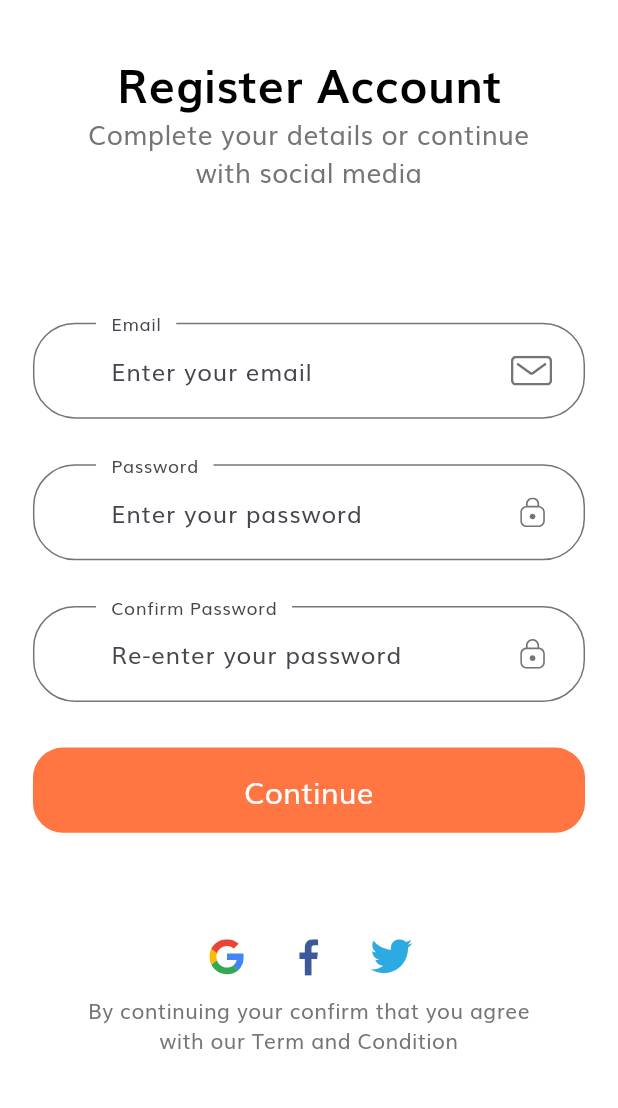
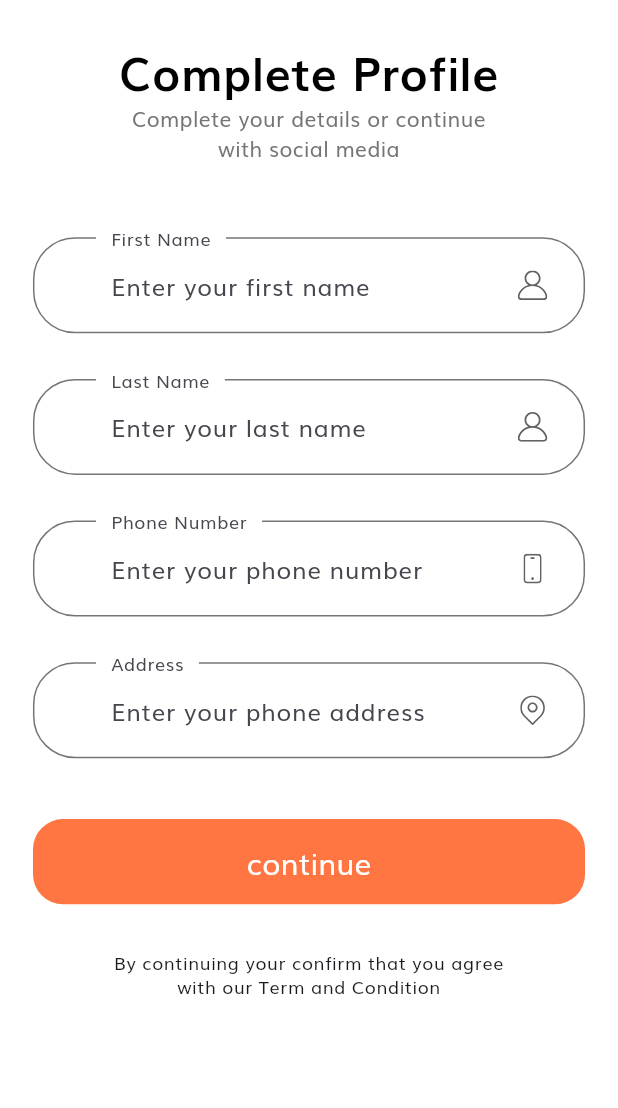
Before and after one commit to shaikhmoin/FlutterSample, a Flutter app: the SignupScreen screen opened by its route, after a tap on "Continue", on a phone screen of 412 x 824 dp, the part 84-1192 px from its top. Run offline on Flutter 3.47's test engine with Material 2 defaults, Android fonts, the phone set to English and light mode, and no system bars; our stand-ins replace flutter_svg; Roboto replaces fonts that are missing (OpenSans).

Commit message:
Signui flow completed

```diff
--- /dev/null
+++ b/firstfluttervscodeproj/lib/components/form_error.dart
@@ -0,0 +1,36 @@
+import 'package:firstfluttervscodeproj/size_config.dart';
+import 'package:flutter/material.dart';
+import 'package:flutter_svg/svg.dart';
+
+class FormError extends StatelessWidget {
+  const FormError({
+    Key? key,
+    required this.errors,
+  }) : super(key: key);
+
+  final List<String?> errors;
+
+  @override
+  Widget build(BuildContext context) {
+    return Column(
+      children: List.generate(
+          errors.length, (index) => formErrorText(error: errors[index]!)),
+    );
+  }
+
+  Row formErrorText({required String error}) {
+    return Row(
+      children: [
+        SvgPicture.asset(
+          "assets/icons/Error.svg",
+          height: getProportionateScreenWidth(14),
+          width: getProportionateScreenWidth(14),
+        ),
+        SizedBox(
+          width: getProportionateScreenWidth(10),
+        ),
+        Text(error),
+      ],
+    );
+  }
+}
--- a/firstfluttervscodeproj/lib/components/social_card.dart
+++ b/firstfluttervscodeproj/lib/components/social_card.dart
@@ -1,3 +1,5 @@
+// ignore_for_file: prefer_const_constructors
+
 import 'package:firstfluttervscodeproj/size_config.dart';
 import 'package:flutter/material.dart';
 import 'package:flutter_svg/svg.dart';
--- a/firstfluttervscodeproj/lib/constants.dart
+++ b/firstfluttervscodeproj/lib/constants.dart
@@ -18,3 +18,17 @@ final headingStyle = TextStyle(
   fontSize: getProportionateScreenWidth(28),
   fontWeight: FontWeight.bold,
 );
+
+const defaultDuration = Duration(milliseconds: 250);
+
+// Form Error
+// final RegExp emailValidatorRegExp =
+//     RegExp(r"^[a-zA-Z0-9.]+@[a-zA-Z0-9]+\.[a-zA-Z]+");
+// const String kEmailNullError = "Please Enter your email";
+// const String kInvalidEmailError = "Please Enter Valid Email";
+// const String kPassNullError = "Please Enter your password";
+// const String kShortPassError = "Password is too short";
+// const String kMatchPassError = "Passwords don't match";
+// const String kNamelNullError = "Please Enter your name";
+// const String kPhoneNumberNullError = "Please Enter your phone number";
+// const String kAddressNullError = "Please Enter your address";
--- a/firstfluttervscodeproj/lib/routes.dart
+++ b/firstfluttervscodeproj/lib/routes.dart
@@ -1,5 +1,6 @@
 // ignore_for_file: prefer_const_constructors
 
+import 'package:firstfluttervscodeproj/screens/completeprofile/complete_profile_screen.dart';
 import 'package:firstfluttervscodeproj/screens/forgotpassword/forgot_password_screen.dart';
 import 'package:firstfluttervscodeproj/screens/loginsuccess/login_success_screen.dart';
 import 'package:firstfluttervscodeproj/screens/signIn/sign_in_screen.dart';
@@ -15,4 +16,5 @@ final Map<String, WidgetBuilder> routes = {
   SignupScreen.routeName: (context) => SignupScreen(),
   ForgotPasswordScreen.routeName: (context) => ForgotPasswordScreen(),
   LoginSuccessScreen.routeName: (context) => LoginSuccessScreen(),
+  CompleteProfileScreen.routeName: (context) => CompleteProfileScreen(),
 };
--- /dev/null
+++ b/firstfluttervscodeproj/lib/screens/completeprofile/complete_profile_screen.dart
@@ -0,0 +1,29 @@
+// ignore_for_file: prefer_const_constructors, use_key_in_widget_constructors
+
+import 'package:firstfluttervscodeproj/screens/completeprofile/components/body.dart';
+import 'package:flutter/material.dart';
+
+class CompleteProfileScreen extends StatefulWidget {
+    static String routeName = "/complete_profile";
+
+  @override
+  State<CompleteProfileScreen> createState() => _CompleteProfileScreenState();
+}
+
+class _CompleteProfileScreenState extends State<CompleteProfileScreen> {
+  @override
+  Widget build(BuildContext context) {
+      return Scaffold(
+      appBar: AppBar(
+        title: Text("Sign Up"),
+        leading: InkWell(
+            onTap: () {
+              FocusManager.instance.primaryFocus?.unfocus();
+              Navigator.of(context).pop();
+            },
+            child: Icon(Icons.arrow_back)),
+      ),
+      body: BodyCompleteprofile(),
+    );
+  }
+}
--- /dev/null
+++ b/firstfluttervscodeproj/lib/screens/completeprofile/components/body.dart
@@ -0,0 +1,48 @@
+// ignore_for_file: prefer_const_constructors
+
+import 'package:firstfluttervscodeproj/constants.dart';
+import 'package:firstfluttervscodeproj/screens/completeprofile/components/complete_profile_form.dart';
+import 'package:firstfluttervscodeproj/size_config.dart';
+import 'package:flutter/material.dart';
+
+class BodyCompleteprofile extends StatefulWidget {
+  const BodyCompleteprofile({super.key});
+
+  @override
+  State<BodyCompleteprofile> createState() => _BodyCompleteprofileState();
+}
+
+class _BodyCompleteprofileState extends State<BodyCompleteprofile> {
+  @override
+  Widget build(BuildContext context) {
+       return SafeArea(
+      child: SizedBox(
+        width: double.infinity,
+        child: Padding(
+          padding:
+              EdgeInsets.symmetric(horizontal: getProportionateScreenWidth(20)),
+          child: SingleChildScrollView(
+            child: Column(
+              children: [
+                SizedBox(height: SizeConfig.screenHeight * 0.03),
+                Text("Complete Profile", style: headingStyle),
+                Text(
+                  "Complete your details or continue  \nwith social media",
+                  textAlign: TextAlign.center,
+                ),
+                SizedBox(height: SizeConfig.screenHeight * 0.06),
+                CompleteProfileForm(),
+                SizedBox(height: getProportionateScreenHeight(30)),
+                Text(
+                  "By continuing your confirm that you agree \nwith our Term and Condition",
+                  textAlign: TextAlign.center,
+                  style: Theme.of(context).textTheme.caption,
+                ),
+              ],
+            ),
+          ),
+        ),
+      ),
+    );
+  }
+}
--- /dev/null
+++ b/firstfluttervscodeproj/lib/screens/completeprofile/components/complete_profile_form.dart
@@ -0,0 +1,107 @@
+// ignore_for_file: prefer_const_constructors, deprecated_member_use, avoid_returning_null_for_void, curly_braces_in_flow_control_structures
+
+import 'package:firstfluttervscodeproj/components/custom_surfix_icon.dart';
+import 'package:firstfluttervscodeproj/components/default_button.dart';
+import 'package:firstfluttervscodeproj/components/form_error.dart';
+import 'package:firstfluttervscodeproj/size_config.dart';
+import 'package:flutter/material.dart';
+
+class CompleteProfileForm extends StatefulWidget {
+  const CompleteProfileForm({super.key});
+
+  @override
+  State<CompleteProfileForm> createState() => _CompleteProfileFormState();
+}
+
+class _CompleteProfileFormState extends State<CompleteProfileForm> {
+
+  final _formKey = GlobalKey<FormState>();
+  final List<String?> errors = [];
+  String? firstName;
+  String? lastName;
+  String? phoneNumber;
+  String? address;
+
+  @override
+  Widget build(BuildContext context) {
+       return Form(
+      key: _formKey,
+      child: Column(
+        children: [
+          buildFirstNameFormField(),
+          SizedBox(height: getProportionateScreenHeight(30)),
+          buildLastNameFormField(),
+          SizedBox(height: getProportionateScreenHeight(30)),
+          buildPhoneNumberFormField(),
+          SizedBox(height: getProportionateScreenHeight(30)),
+          buildAddressFormField(),
+          FormError(errors: errors),
+          SizedBox(height: getProportionateScreenHeight(40)),
+          DefaultButton(
+            text: "continue",
+            press: () {
+              if (_formKey.currentState!.validate()) {
+               // Navigator.pushNamed(context, OtpScreen.routeName);
+              }
+            },
+          ),
+        ],
+      ),
+    );
+  }
+
+  TextFormField buildAddressFormField() {
+    return TextFormField(
+      decoration: InputDecoration(
+        labelText: "Address",
+        hintText: "Enter your phone address",
+        // If  you are using latest version of flutter then lable text and hint text shown like this
+        // if you r using flutter less then 1.20.* then maybe this is not working properly
+        floatingLabelBehavior: FloatingLabelBehavior.always,
+        suffixIcon:
+            CustomSurffixIcon(svgIcon: "assets/icons/Location point.svg"),
+      ),
+    );
+  }
+
+  TextFormField buildPhoneNumberFormField() {
+    return TextFormField(
+      keyboardType: TextInputType.phone,
+      decoration: InputDecoration(
+        labelText: "Phone Number",
+        hintText: "Enter your phone number",
+        // If  you are using latest version of flutter then lable text and hint text shown like this
+        // if you r using flutter less then 1.20.* then maybe this is not working properly
+        floatingLabelBehavior: FloatingLabelBehavior.always,
+        suffixIcon: CustomSurffixIcon(svgIcon: "assets/icons/Phone.svg"),
+      ),
+    );
+  }
+
+  TextFormField buildLastNameFormField() {
+    return TextFormField(
+      onSaved: (newValue) => lastName = newValue,
+      decoration: InputDecoration(
+        labelText: "Last Name",
+        hintText: "Enter your last name",
+        // If  you are using latest version of flutter then lable text and hint text shown like this
+        // if you r using flutter less then 1.20.* then maybe this is not working properly
+        floatingLabelBehavior: FloatingLabelBehavior.always,
+        suffixIcon: CustomSurffixIcon(svgIcon: "assets/icons/User.svg"),
+      ),
+    );
+  }
+
+  TextFormField buildFirstNameFormField() {
+    return TextFormField(
+      decoration: InputDecoration(
+        labelText: "First Name",
+        hintText: "Enter your first name",
+        // If  you are using latest version of flutter then lable text and hint text shown like this
+        // if you r using flutter less then 1.20.* then maybe this is not working properly
+        floatingLabelBehavior: FloatingLabelBehavior.always,
+        suffixIcon: CustomSurffixIcon(svgIcon: "assets/icons/User.svg"),
+      ),
+    );
+  }
+}
--- a/firstfluttervscodeproj/lib/screens/signup/components/signup_form.dart
+++ b/firstfluttervscodeproj/lib/screens/signup/components/signup_form.dart
@@ -2,7 +2,8 @@
 
 import 'package:firstfluttervscodeproj/components/custom_surfix_icon.dart';
 import 'package:firstfluttervscodeproj/components/default_button.dart';
-import 'package:firstfluttervscodeproj/constants.dart';
+import 'package:firstfluttervscodeproj/helper/keyboard.dart';
+import 'package:firstfluttervscodeproj/screens/completeprofile/complete_profile_screen.dart';
 import 'package:firstfluttervscodeproj/size_config.dart';
 import 'package:flutter/material.dart';
 
@@ -35,8 +36,8 @@ class _SignupFormState extends State<SignupForm> {
             text: "Continue",
             press: () {
               // if all are valid then go to success screen
-              // KeyboardUtil.hideKeyboard(context);
-              //  Navigator.pushNamed(context, LoginSuccessScreen.routeName);
+               KeyboardUtil.hideKeyboard(context);
+               Navigator.pushNamed(context, CompleteProfileScreen.routeName);
             },
           ),
         ],
```
